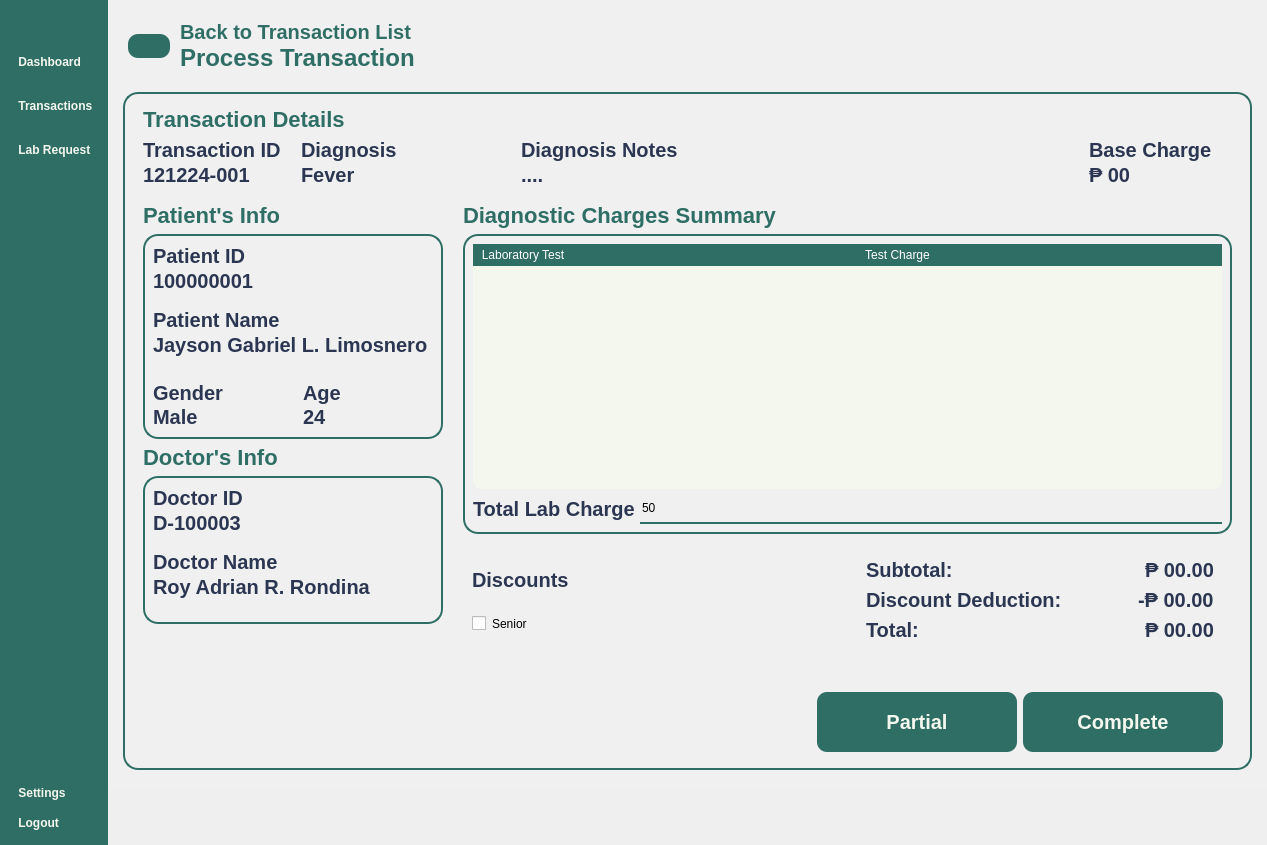
Old version of the form Views/Staff_TransactionProcess.ui in the repository VinsmokeSanji69/COVACHA_CLINIC_SYSTEM.
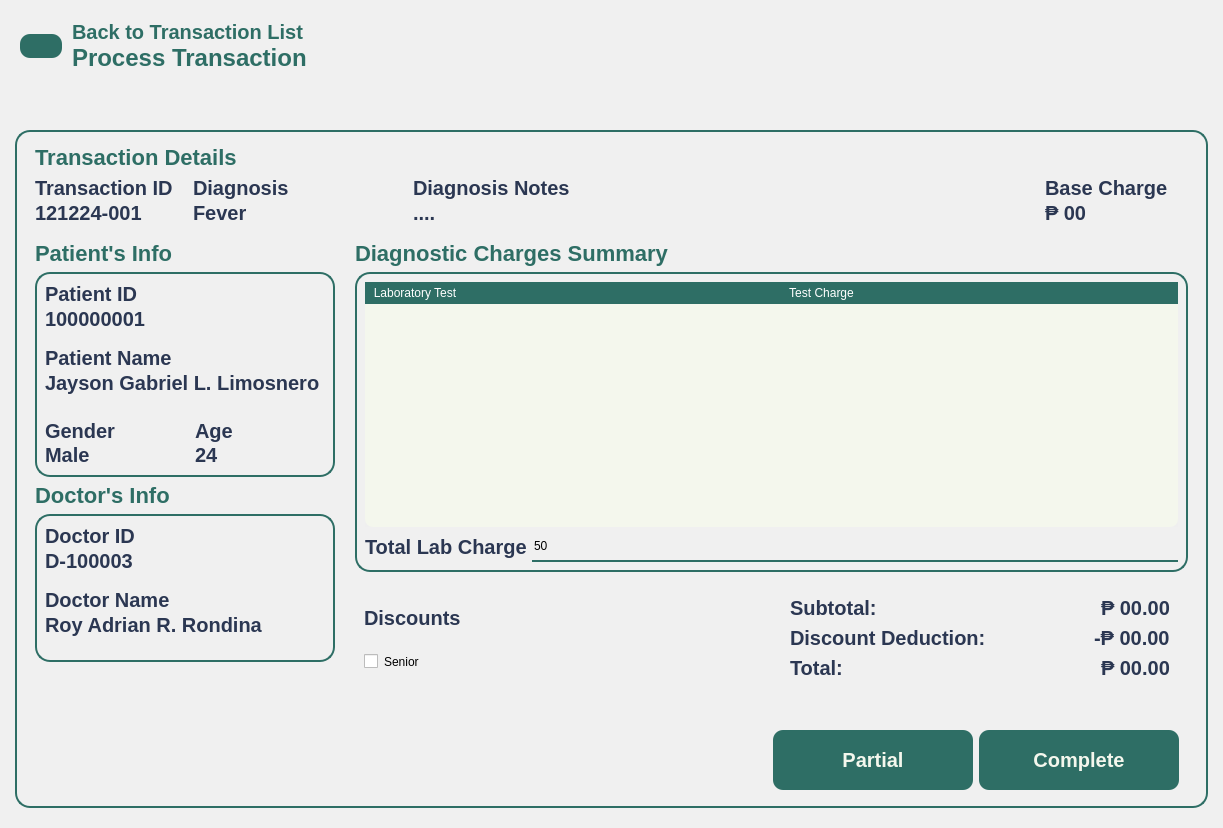
New version of the form. Icons and pictures are not drawn.

Diff of the .ui file:
```diff
--- a/Views/Staff_TransactionProcess.ui
+++ b/Views/Staff_TransactionProcess.ui
@@ -1,21 +1,15 @@
 <?xml version="1.0" encoding="UTF-8"?>
 <ui version="4.0">
- <class>MainWindow</class>
- <widget class="QMainWindow" name="MainWindow">
+ <class>Form</class>
+ <widget class="QWidget" name="Form">
   <property name="geometry">
    <rect>
     <x>0</x>
     <y>0</y>
-    <width>1267</width>
-    <height>845</height>
+    <width>1223</width>
+    <height>828</height>
    </rect>
   </property>
-  <property name="sizePolicy">
-   <sizepolicy hsizetype="Preferred" vsizetype="Preferred">
-    <horstretch>0</horstretch>
-    <verstretch>0</verstretch>
-   </sizepolicy>
-  </property>
   <property name="windowTitle">
    <string>MainWindow</string>
   </property>
@@ -57,10 +51,6 @@
 	color: #F4F7ED;
 }</string>
   </property>
-  <widget class="QWidget" name="centralwidget">
-   <property name="styleSheet">
-    <string notr="true"/>
-   </property>
    <layout class="QHBoxLayout" name="horizontalLayout">
     <property name="spacing">
      <number>0</number>
@@ -78,190 +68,6 @@
      <number>0</number>
     </property>
     <item>
-     <widget class="QWidget" name="NavBar" native="true">
-      <property name="sizePolicy">
-       <sizepolicy hsizetype="Preferred" vsizetype="Expanding">
-        <horstretch>0</horstretch>
-        <verstretch>0</verstretch>
-       </sizepolicy>
-      </property>
-      <layout class="QVBoxLayout" name="verticalLayout">
-       <property name="spacing">
-        <number>6</number>
-       </property>
-       <property name="leftMargin">
-        <number>10</number>
-       </property>
-       <property name="topMargin">
-        <number>10</number>
-       </property>
-       <property name="rightMargin">
-        <number>10</number>
-       </property>
-       <property name="bottomMargin">
-        <number>10</number>
-       </property>
-       <item>
-        <widget class="QPushButton" name="DashBoardButton">
-         <property name="text">
-          <string/>
-         </property>
-         <property name="icon">
-          <iconset>
-           <normaloff>:/lucide/icons/align-justify.svg</normaloff>:/lucide/icons/align-justify.svg</iconset>
-         </property>
-         <property name="iconSize">
-          <size>
-           <width>40</width>
-           <height>40</height>
-          </size>
-         </property>
-        </widget>
-       </item>
-       <item>
-        <spacer name="verticalSpacer">
-         <property name="orientation">
-          <enum>Qt::Vertical</enum>
-         </property>
-         <property name="sizeType">
-          <enum>QSizePolicy::Fixed</enum>
-         </property>
-         <property name="sizeHint" stdset="0">
-          <size>
-           <width>20</width>
-           <height>10</height>
-          </size>
-         </property>
-        </spacer>
-       </item>
-       <item>
-        <layout class="QVBoxLayout" name="MainButtons">
-         <property name="spacing">
-          <number>20</number>
-         </property>
-         <property name="sizeConstraint">
-          <enum>QLayout::SetNoConstraint</enum>
-         </property>
-         <item>
-          <widget class="QPushButton" name="pushButton_3">
-           <property name="text">
-            <string> Dashboard</string>
-           </property>
-           <property name="icon">
-            <iconset>
-             <normaloff>:/lucide/icons/layout-dashboard.svg</normaloff>:/lucide/icons/layout-dashboard.svg</iconset>
-           </property>
-           <property name="iconSize">
-            <size>
-             <width>40</width>
-             <height>40</height>
-            </size>
-           </property>
-          </widget>
-         </item>
-         <item>
-          <widget class="QPushButton" name="pushButton">
-           <property name="styleSheet">
-            <string notr="true">QPushButton{
-	font: 900 20pt &quot;Satoshi Black&quot;;
-}
-</string>
-           </property>
-           <property name="text">
-            <string> Transactions</string>
-           </property>
-           <property name="icon">
-            <iconset>
-             <normaloff>:/lucide/icons/tickets.svg</normaloff>:/lucide/icons/tickets.svg</iconset>
-           </property>
-           <property name="iconSize">
-            <size>
-             <width>40</width>
-             <height>40</height>
-            </size>
-           </property>
-          </widget>
-         </item>
-         <item>
-          <widget class="QPushButton" name="pushButton_7">
-           <property name="text">
-            <string> Lab Request</string>
-           </property>
-           <property name="icon">
-            <iconset>
-             <normaloff>:/lucide/icons/test-tubes.svg</normaloff>:/lucide/icons/test-tubes.svg</iconset>
-           </property>
-           <property name="iconSize">
-            <size>
-             <width>40</width>
-             <height>40</height>
-            </size>
-           </property>
-          </widget>
-         </item>
-        </layout>
-       </item>
-       <item>
-        <spacer name="verticalSpacer_2">
-         <property name="orientation">
-          <enum>Qt::Vertical</enum>
-         </property>
-         <property name="sizeType">
-          <enum>QSizePolicy::Expanding</enum>
-         </property>
-         <property name="sizeHint" stdset="0">
-          <size>
-           <width>20</width>
-           <height>40</height>
-          </size>
-         </property>
-        </spacer>
-       </item>
-       <item>
-        <layout class="QVBoxLayout" name="verticalLayout_2">
-         <property name="sizeConstraint">
-          <enum>QLayout::SetNoConstraint</enum>
-         </property>
-         <item>
-          <widget class="QPushButton" name="pushButton_5">
-           <property name="text">
-            <string> Settings</string>
-           </property>
-           <property name="icon">
-            <iconset>
-             <normaloff>:/lucide/icons/user-round-cog.svg</normaloff>:/lucide/icons/user-round-cog.svg</iconset>
-           </property>
-           <property name="iconSize">
-            <size>
-             <width>40</width>
-             <height>40</height>
-            </size>
-           </property>
-          </widget>
-         </item>
-         <item>
-          <widget class="QPushButton" name="pushButton_4">
-           <property name="text">
-            <string> Logout</string>
-           </property>
-           <property name="icon">
-            <iconset>
-             <normaloff>:/lucide/icons/log-out.svg</normaloff>:/lucide/icons/log-out.svg</iconset>
-           </property>
-           <property name="iconSize">
-            <size>
-             <width>40</width>
-             <height>40</height>
-            </size>
-           </property>
-          </widget>
-         </item>
-        </layout>
-       </item>
-      </layout>
-     </widget>
-    </item>
-    <item alignment="Qt::AlignTop">
      <widget class="QWidget" name="MainBodyContainer" native="true">
       <property name="sizePolicy">
        <sizepolicy hsizetype="Expanding" vsizetype="Expanding">
@@ -322,7 +128,7 @@
        <property name="bottomMargin">
         <number>0</number>
        </property>
-       <item alignment="Qt::AlignTop">
+      <item>
         <widget class="QFrame" name="Header">
          <property name="sizePolicy">
           <sizepolicy hsizetype="Preferred" vsizetype="Preferred">
@@ -1348,7 +1154,7 @@
                           <rect>
                            <x>0</x>
                            <y>0</y>
-                           <width>604</width>
+                          <width>813</width>
                            <height>243</height>
                           </rect>
                          </property>
@@ -1685,9 +1491,6 @@
     </item>
    </layout>
   </widget>
- </widget>
- <resources>
-  <include location="../Images/resources.qrc"/>
- </resources>
+ <resources/>
  <connections/>
 </ui>
```
Left out of the diff: 2 changed lines with no effect on the pictures. Lines whose indentation alone changed are shown as unchanged.
